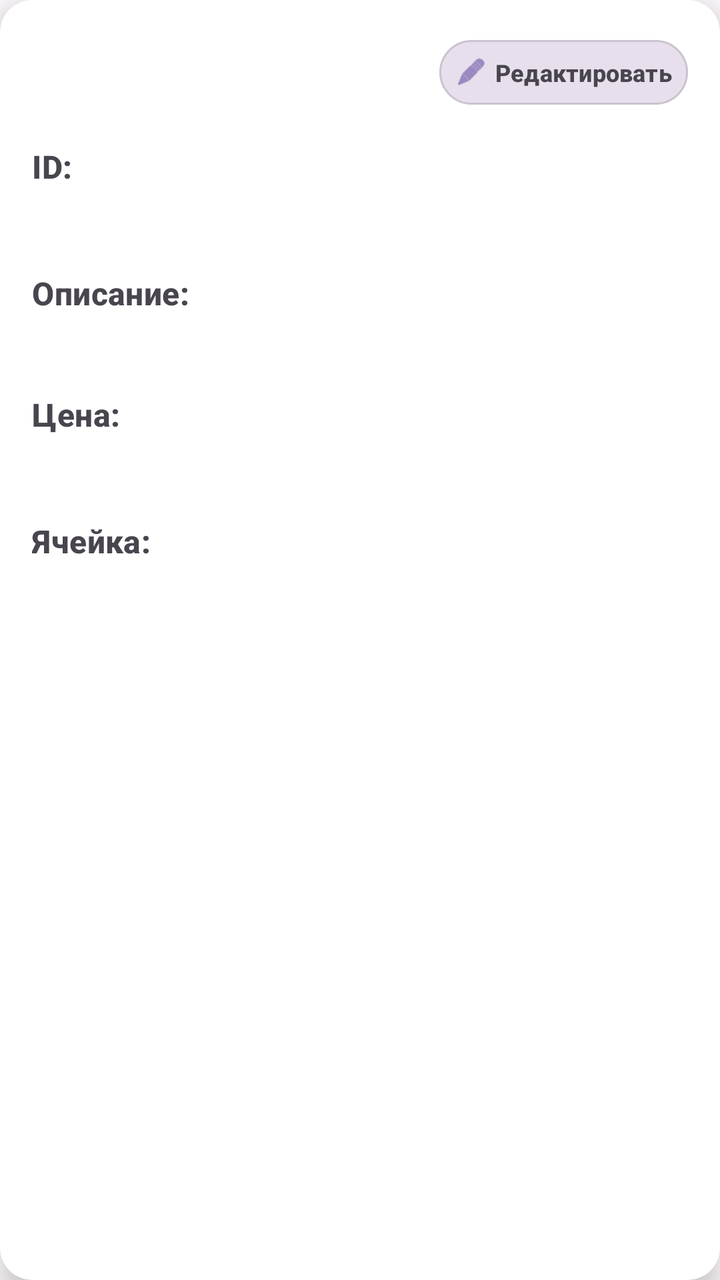
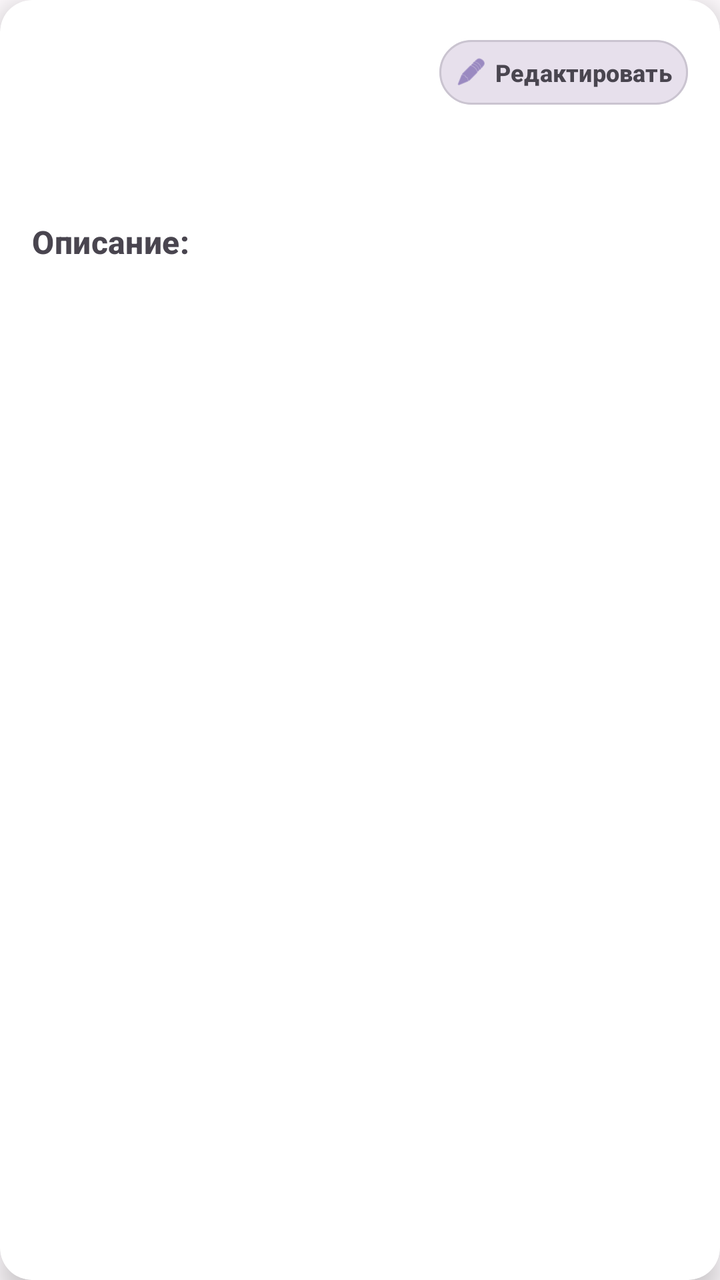

Compare the two renders of this Android layout. The source of the first and the diff that turns it into the second are given below.
<!-- AndroidManifest.xml: application theme AppTheme -->
<!-- res/layout/item_product.xml -->
<?xml version="1.0" encoding="utf-8"?>
<androidx.cardview.widget.CardView xmlns:android="http://schemas.android.com/apk/res/android"
    xmlns:app="http://schemas.android.com/apk/res-auto"
    android:layout_width="match_parent"
    android:layout_height="wrap_content"
    android:layout_marginHorizontal="8dp"
    android:layout_marginVertical="8dp"
    app:cardBackgroundColor="@color/card_background"
    app:cardCornerRadius="16dp"
    app:cardElevation="8dp"
    app:cardMaxElevation="12dp">

    <LinearLayout
        android:layout_width="match_parent"
        android:layout_height="wrap_content"
        android:orientation="vertical"
        android:padding="16dp"
        android:background="?attr/selectableItemBackground"
        android:clickable="true"
        android:focusable="true">

        
        <LinearLayout
            android:layout_width="match_parent"
            android:layout_height="wrap_content"
            android:orientation="horizontal"
            android:layout_marginBottom="16dp">

            <TextView
                android:id="@+id/productName"
                android:layout_width="0dp"
                android:layout_height="wrap_content"
                android:layout_weight="1"
                android:textAppearance="@style/TextAppearance.App.TitleLarge"
                android:textColor="@color/text_primary"
                android:layout_gravity="center_vertical" />

            <com.google.android.material.button.MaterialButton
                android:id="@+id/editButton"
                android:layout_width="wrap_content"
                android:layout_height="wrap_content"
                android:text="@string/edit_button"
                android:textSize="12sp"
                android:padding="8dp"
                android:minHeight="36dp"
                style="@style/AppButtonSecondaryStyle"
                app:icon="@android:drawable/ic_menu_edit"
                app:iconSize="16dp" />

        </LinearLayout>

        
        <TextView
            android:layout_width="wrap_content"
            android:layout_height="wrap_content"
            android:text="@string/product_id_label"
            android:textAppearance="@style/TextAppearance.App.TitleMedium"
            android:textColor="@color/text_secondary"
            android:layout_marginBottom="4dp" />

        <TextView
            android:id="@+id/productCode"
            android:layout_width="match_parent"
            android:layout_height="wrap_content"
            android:textAppearance="@style/TextAppearance.App.BodyLarge"
            android:textColor="@color/text_primary"
            android:fontFamily="monospace"
            android:layout_marginBottom="16dp" />

        
        <TextView
            android:layout_width="wrap_content"
            android:layout_height="wrap_content"
            android:text="@string/product_description_label"
            android:textAppearance="@style/TextAppearance.App.TitleMedium"
            android:textColor="@color/text_secondary"
            android:layout_marginBottom="4dp" />

        <TextView
            android:id="@+id/productDescription"
            android:layout_width="match_parent"
            android:layout_height="wrap_content"
            android:textAppearance="@style/TextAppearance.App.BodyMedium"
            android:textColor="@color/text_secondary"
            android:layout_marginBottom="16dp" />

        
        <TextView
            android:layout_width="wrap_content"
            android:layout_height="wrap_content"
            android:text="@string/product_price_label"
            android:textAppearance="@style/TextAppearance.App.TitleMedium"
            android:textColor="@color/text_secondary"
            android:layout_marginBottom="4dp" />

        <TextView
            android:id="@+id/productPrice"
            android:layout_width="match_parent"
            android:layout_height="wrap_content"
            android:textAppearance="@style/TextAppearance.App.BodyLarge"
            android:textColor="@color/text_primary"
            android:textStyle="bold"
            android:layout_marginBottom="16dp" />

        
        <TextView
            android:layout_width="wrap_content"
            android:layout_height="wrap_content"
            android:text="@string/product_cell_label"
            android:textAppearance="@style/TextAppearance.App.TitleMedium"
            android:textColor="@color/text_secondary"
            android:layout_marginBottom="4dp" />

        <TextView
            android:id="@+id/productCell"
            android:layout_width="match_parent"
            android:layout_height="wrap_content"
            android:textAppearance="@style/TextAppearance.App.BodyLarge"
            android:textColor="@color/text_primary" />

    </LinearLayout>
</androidx.cardview.widget.CardView>
<!-- resources referenced by this layout -->
<resources>
  <color name="card_background">#FFFFFF</color>
  <color name="text_primary">#1C1B1F</color>
  <color name="text_secondary">#49454F</color>
  <string name="edit_button">Редактировать</string>
  <string name="product_cell_label">Ячейка: </string>
  <string name="product_description_label">Описание: </string>
  <string name="product_id_label">ID: </string>
  <string name="product_price_label">Цена: </string>
  <style name="TextAppearance.App.BodyLarge" parent="TextAppearance.Material3.BodyLarge">
          <item name="android:textColor">@color/text_primary</item>
          <item name="android:textSize">16sp</item>
      </style>
  <style name="TextAppearance.App.BodyMedium" parent="TextAppearance.Material3.BodyMedium">
          <item name="android:textColor">@color/text_secondary</item>
          <item name="android:textSize">14sp</item>
      </style>
  <style name="TextAppearance.App.TitleLarge" parent="TextAppearance.Material3.TitleLarge">
          <item name="android:textColor">@color/text_primary</item>
          <item name="android:textSize">22sp</item>
          <item name="android:textStyle">bold</item>
      </style>
  <style name="TextAppearance.App.TitleMedium" parent="TextAppearance.Material3.TitleMedium">
          <item name="android:textColor">@color/text_primary</item>
          <item name="android:textSize">16sp</item>
          <item name="android:textStyle">bold</item>
      </style>
  <color name="button_secondary">#E7E0EC</color>
  <color name="button_secondary_text">#49454F</color>
  <color name="secondary">#625B71</color>
  <color name="outline_variant">#CAC4D0</color>
  <color name="primary">#6750A4</color>
  <color name="primary_variant">#4F378B</color>
  <color name="on_primary">#FFFFFF</color>
  <color name="on_secondary">#FFFFFF</color>
  <color name="tertiary">#7D5260</color>
  <color name="on_tertiary">#FFFFFF</color>
  <color name="background">#FFFBFE</color>
  <color name="surface">#FFFBFE</color>
  <color name="on_surface">#1C1B1F</color>
  <color name="surface_variant">#E7E0EC</color>
  <color name="on_surface_variant">#49454F</color>
  <color name="text_tertiary">#79747E</color>
  <color name="error">#BA1A1A</color>
  <color name="on_error">#FFFFFF</color>
  <style name="AppButtonStyle" parent="Widget.Material3.Button">
          <item name="backgroundTint">@color/button_background</item>
          <item name="android:textColor">@color/button_text</item>
          <item name="rippleColor">@color/primary</item>
          <item name="android:padding">16dp</item>
          <item name="android:textSize">16sp</item>
          <item name="android:textStyle">bold</item>
          <item name="elevation">2dp</item>
      </style>
  <style name="AppCardViewStyle" parent="Widget.Material3.CardView.Elevated">
          <item name="cardBackgroundColor">@color/card_background</item>
          <item name="cardElevation">8dp</item>
          <item name="cardCornerRadius">16dp</item>
          <item name="cardMaxElevation">12dp</item>
          <item name="contentPadding">0dp</item>
      </style>
  <style name="AppTextInputStyle" parent="Widget.Material3.TextInputLayout.FilledBox">
          <item name="boxBackgroundColor">@color/surface_variant</item>
          <item name="android:textColor">@color/on_surface</item>
          <item name="hintTextColor">@color/text_secondary</item>
          <item name="boxStrokeColor">@color/primary</item>
          <item name="boxStrokeWidth">2dp</item>
          <item name="android:textColorHint">@color/text_secondary</item>
      </style>
  <style name="AppToolbarStyle" parent="Widget.Material3.Toolbar">
          <item name="titleTextColor">@color/on_primary</item>
          <item name="subtitleTextColor">@color/on_primary</item>
          <item name="android:background">@color/primary</item>
          <item name="elevation">4dp</item>
      </style>
  <color name="button_background">#6750A4</color>
  <color name="button_text">#FFFFFF</color>
  <!-- unchanged entries left out for length: 2 -->
</resources>

<!-- the commit's change to res/layout/item_product.xml (unified diff, before → after) -->
@@ -49,15 +49,6 @@
 
         </LinearLayout>
 
-        
-        <TextView
-            android:layout_width="wrap_content"
-            android:layout_height="wrap_content"
-            android:text="@string/product_id_label"
-            android:textAppearance="@style/TextAppearance.App.TitleMedium"
-            android:textColor="@color/text_secondary"
-            android:layout_marginBottom="4dp" />
-
         <TextView
             android:id="@+id/productCode"
             android:layout_width="match_parent"
@@ -82,16 +73,8 @@
             android:layout_height="wrap_content"
             android:textAppearance="@style/TextAppearance.App.BodyMedium"
             android:textColor="@color/text_secondary"
+            android:textStyle="normal"
             android:layout_marginBottom="16dp" />
-
-        
-        <TextView
-            android:layout_width="wrap_content"
-            android:layout_height="wrap_content"
-            android:text="@string/product_price_label"
-            android:textAppearance="@style/TextAppearance.App.TitleMedium"
-            android:textColor="@color/text_secondary"
-            android:layout_marginBottom="4dp" />
 
         <TextView
             android:id="@+id/productPrice"
@@ -99,17 +82,8 @@
             android:layout_height="wrap_content"
             android:textAppearance="@style/TextAppearance.App.BodyLarge"
             android:textColor="@color/text_primary"
-            android:textStyle="bold"
+            android:textStyle="normal"
             android:layout_marginBottom="16dp" />
-
-        
-        <TextView
-            android:layout_width="wrap_content"
-            android:layout_height="wrap_content"
-            android:text="@string/product_cell_label"
-            android:textAppearance="@style/TextAppearance.App.TitleMedium"
-            android:textColor="@color/text_secondary"
-            android:layout_marginBottom="4dp" />
 
         <TextView
             android:id="@+id/productCell"
<!-- resource entries referenced after the edit -->
@@ -4,10 +4,7 @@
   <color name="text_primary">#1C1B1F</color>
   <color name="text_secondary">#49454F</color>
   <string name="edit_button">Редактировать</string>
-  <string name="product_cell_label">Ячейка: </string>
   <string name="product_description_label">Описание: </string>
-  <string name="product_id_label">ID: </string>
-  <string name="product_price_label">Цена: </string>
   <style name="TextAppearance.App.BodyLarge" parent="TextAppearance.Material3.BodyLarge">
           <item name="android:textColor">@color/text_primary</item>
           <item name="android:textSize">16sp</item>
